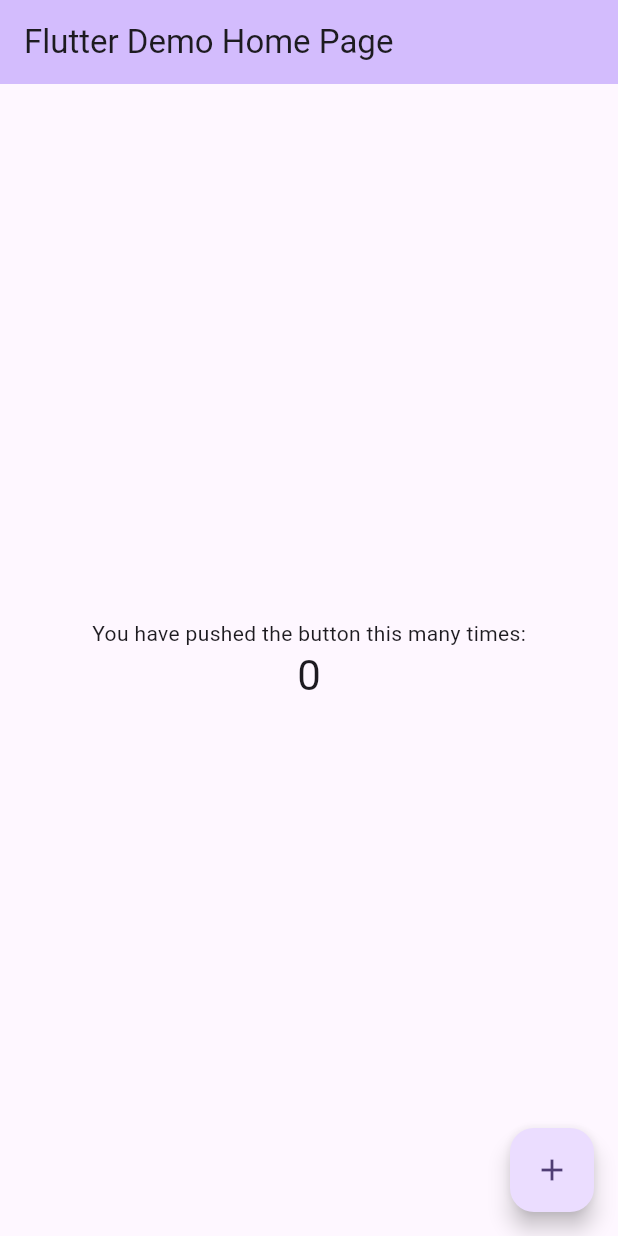
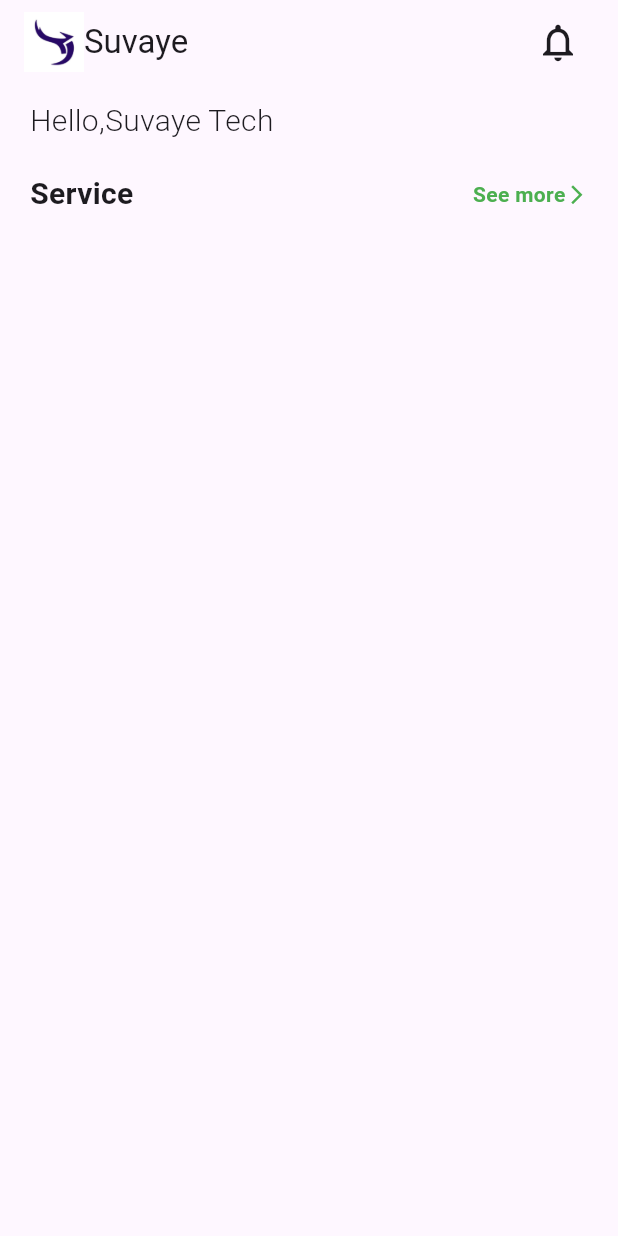
Before and after one commit to puskottampandey/SuvayeTask, a Flutter app: the screen it shows after launch, on a phone screen of 412 x 824 dp. Run offline on Flutter 3.47's test engine with Material 2 defaults, Android fonts, the phone set to English and light mode, and no system bars.

Commit message:
appbar is created

```diff
--- a/lib/main.dart
+++ b/lib/main.dart
@@ -1,4 +1,6 @@
 import 'package:flutter/material.dart';
+
+import 'screens/home_screen.dart';
 
 void main() {
   runApp(const MyApp());
@@ -11,115 +13,13 @@ class MyApp extends StatelessWidget {
   @override
   Widget build(BuildContext context) {
     return MaterialApp(
+      debugShowCheckedModeBanner: false,
       title: 'Flutter Demo',
       theme: ThemeData(
-        // This is the theme of your application.
-        //
-        // TRY THIS: Try running your application with "flutter run". You'll see
-        // the application has a blue toolbar. Then, without quitting the app,
-        // try changing the seedColor in the colorScheme below to Colors.green
-        // and then invoke "hot reload" (save your changes or press the "hot
-        // reload" button in a Flutter-supported IDE, or press "r" if you used
-        // the command line to start the app).
-        //
-        // Notice that the counter didn't reset back to zero; the application
-        // state is not lost during the reload. To reset the state, use hot
-        // restart instead.
-        //
-        // This works for code too, not just values: Most code changes can be
-        // tested with just a hot reload.
         colorScheme: ColorScheme.fromSeed(seedColor: Colors.deepPurple),
         useMaterial3: true,
       ),
-      home: const MyHomePage(title: 'Flutter Demo Home Page'),
+      home: const HomePage(),
     );
   }
 }
-
-class MyHomePage extends StatefulWidget {
-  const MyHomePage({super.key, required this.title});
-
-  // This widget is the home page of your application. It is stateful, meaning
-  // that it has a State object (defined below) that contains fields that affect
-  // how it looks.
-
-  // This class is the configuration for the state. It holds the values (in this
-  // case the title) provided by the parent (in this case the App widget) and
-  // used by the build method of the State. Fields in a Widget subclass are
-  // always marked "final".
-
-  final String title;
-
-  @override
-  State<MyHomePage> createState() => _MyHomePageState();
-}
-
-class _MyHomePageState extends State<MyHomePage> {
-  int _counter = 0;
-
-  void _incrementCounter() {
-    setState(() {
-      // This call to setState tells the Flutter framework that something has
-      // changed in this State, which causes it to rerun the build method below
-      // so that the display can reflect the updated values. If we changed
-      // _counter without calling setState(), then the build method would not be
-      // called again, and so nothing would appear to happen.
-      _counter++;
-    });
-  }
-
-  @override
-  Widget build(BuildContext context) {
-    // This method is rerun every time setState is called, for instance as done
-    // by the _incrementCounter method above.
-    //
-    // The Flutter framework has been optimized to make rerunning build methods
-    // fast, so that you can just rebuild anything that needs updating rather
-    // than having to individually change instances of widgets.
-    return Scaffold(
-      appBar: AppBar(
-        // TRY THIS: Try changing the color here to a specific color (to
-        // Colors.amber, perhaps?) and trigger a hot reload to see the AppBar
-        // change color while the other colors stay the same.
-        backgroundColor: Theme.of(context).colorScheme.inversePrimary,
-        // Here we take the value from the MyHomePage object that was created by
-        // the App.build method, and use it to set our appbar title.
-        title: Text(widget.title),
-      ),
-      body: Center(
-        // Center is a layout widget. It takes a single child and positions it
-        // in the middle of the parent.
-        child: Column(
-          // Column is also a layout widget. It takes a list of children and
-          // arranges them vertically. By default, it sizes itself to fit its
-          // children horizontally, and tries to be as tall as its parent.
-          //
-          // Column has various properties to control how it sizes itself and
-          // how it positions its children. Here we use mainAxisAlignment to
-          // center the children vertically; the main axis here is the vertical
-          // axis because Columns are vertical (the cross axis would be
-          // horizontal).
-          //
-          // TRY THIS: Invoke "debug painting" (choose the "Toggle Debug Paint"
-          // action in the IDE, or press "p" in the console), to see the
-          // wireframe for each widget.
-          mainAxisAlignment: MainAxisAlignment.center,
-          children: <Widget>[
-            const Text(
-              'You have pushed the button this many times:',
-            ),
-            Text(
-              '$_counter',
-              style: Theme.of(context).textTheme.headlineMedium,
-            ),
-          ],
-        ),
-      ),
-      floatingActionButton: FloatingActionButton(
-        onPressed: _incrementCounter,
-        tooltip: 'Increment',
-        child: const Icon(Icons.add),
-      ), // This trailing comma makes auto-formatting nicer for build methods.
-    );
-  }
-}
--- /dev/null
+++ b/lib/screens/home_screen.dart
@@ -0,0 +1,87 @@
+import 'dart:math';
+
+import 'package:flutter/material.dart';
+
+class HomePage extends StatefulWidget {
+  const HomePage({super.key});
+
+  @override
+  State<HomePage> createState() => _HomePageState();
+}
+
+class _HomePageState extends State<HomePage> {
+  @override
+  Widget build(BuildContext context) {
+    return Scaffold(
+      appBar: AppBar(
+        title: Row(
+          mainAxisAlignment: MainAxisAlignment.spaceBetween,
+          children: [
+            Row(
+              children: [
+                Image.asset(
+                  'assets/suvaye.jpg',
+                  height: 40,
+                  width: 40,
+                ),
+                const Text('Suvaye')
+              ],
+            ),
+            IconButton(
+                onPressed: () {},
+                icon: const Icon(
+                  Icons.notifications_none,
+                  size: 30,
+                ))
+          ],
+        ),
+      ),
+      body: const SingleChildScrollView(
+        child: Padding(
+          padding: EdgeInsets.fromLTRB(20, 10, 20, 0),
+          child: Column(
+            crossAxisAlignment: CrossAxisAlignment.start,
+            children: [
+              Text(
+                "Hello,Suvaye Tech",
+                style: TextStyle(
+                  fontSize: 20,
+                  fontWeight: FontWeight.w300,
+                ),
+              ),
+              SizedBox(
+                height: 20,
+              ),
+              Row(
+                mainAxisAlignment: MainAxisAlignment.spaceBetween,
+                children: [
+                  Text(
+                    "Service",
+                    style: TextStyle(fontSize: 20, fontWeight: FontWeight.bold),
+                  ),
+                  Row(
+                    children: [
+                      Text(
+                        "See more",
+                        style: TextStyle(
+                            color: Colors.green, fontWeight: FontWeight.bold),
+                      ),
+                      Icon(
+                        Icons.arrow_forward_ios,
+                        color: Colors.green,
+                        size: 15,
+                      )
+                    ],
+                  )
+                ],
+              ),
+              SizedBox(
+                height: 20,
+              ),
+            ],
+          ),
+        ),
+      ),
+    );
+  }
+}
```
Also changed, not shown: pubspec.yaml (+4 -6 lines), assets/suvaye.jpg (added).
